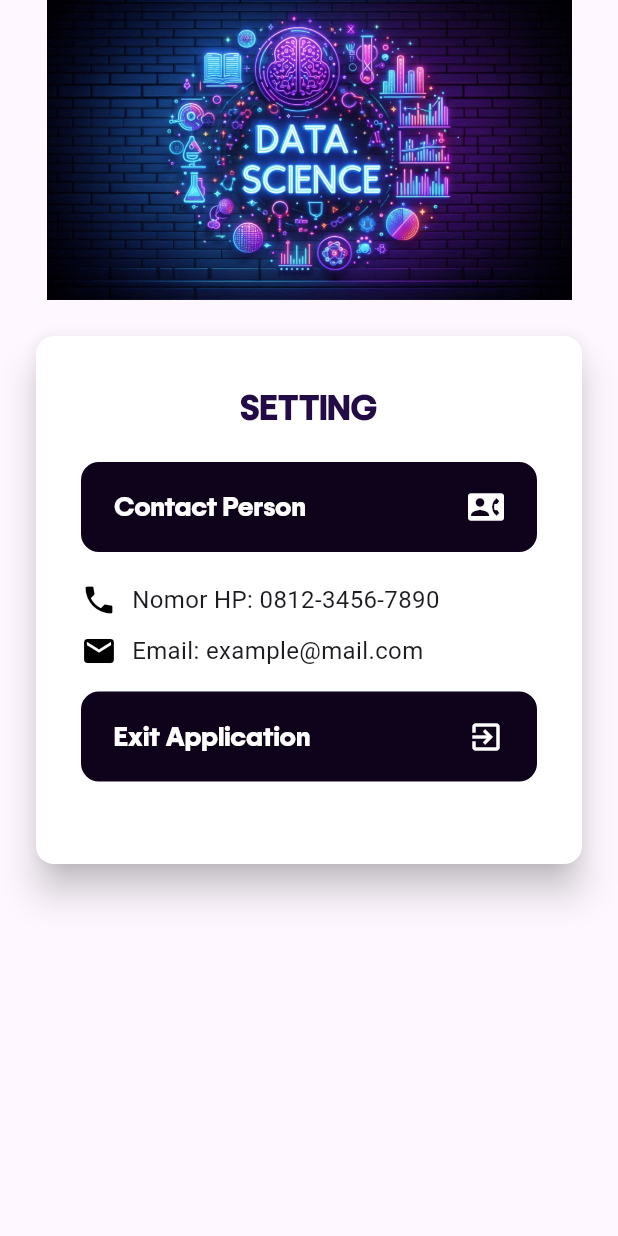
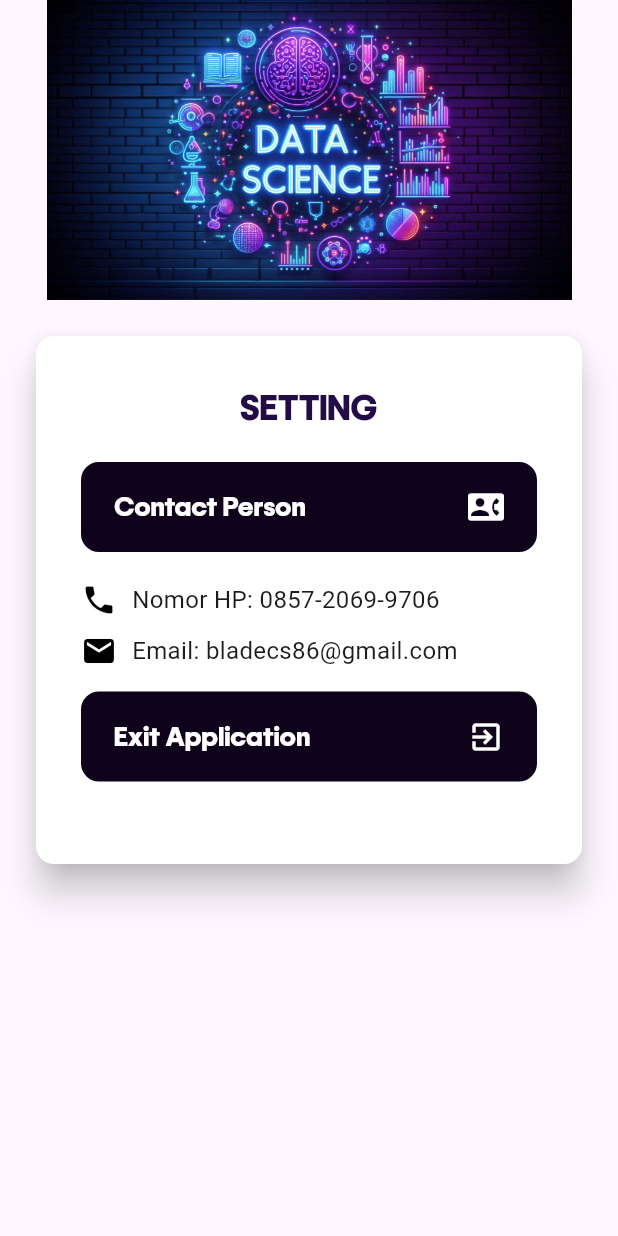
Before and after one commit to bladecs/Q-STAT, a Flutter app: the SettingPageDashboard screen opened directly, after a tap on "Contact Person", on a phone screen of 412 x 824 dp. Run offline on Flutter 3.47's test engine with Material 3 defaults, Android fonts, the phone set to English and light mode, and no system bars; our stand-ins replace another_flushbar.

Commit message:
change phone & email

```diff
--- a/q_stat/lib/setting.dart
+++ b/q_stat/lib/setting.dart
@@ -91,7 +91,7 @@ class _SettingPageDashboardState extends State<SettingPageDashboard> {
                                 Icon(Icons.phone, color: Colors.black),
                                 SizedBox(width: 10),
                                 Text(
-                                  "Nomor HP: 0812-3456-7890",
+                                  "Nomor HP: 0857-2069-9706",
                                   style: TextStyle(fontSize: 16),
                                 ),
                               ],
@@ -102,7 +102,7 @@ class _SettingPageDashboardState extends State<SettingPageDashboard> {
                                 Icon(Icons.email, color: Colors.black),
                                 SizedBox(width: 10),
                                 Text(
-                                  "Email: example@mail.com",
+                                  "Email: bladecs86@gmail.com",
                                   style: TextStyle(fontSize: 16),
                                 ),
                               ],
```
